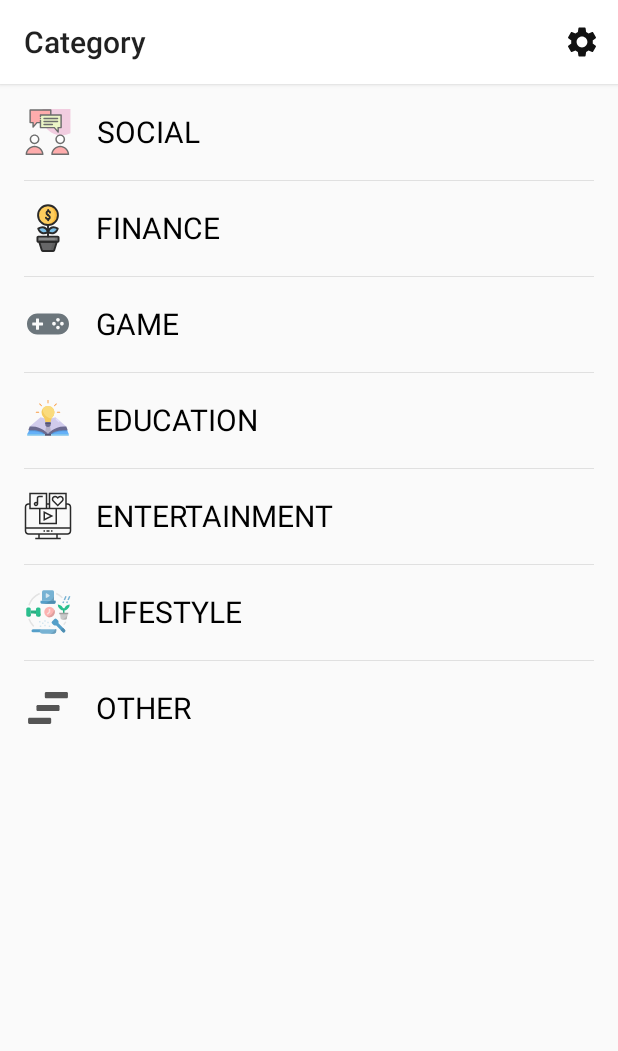
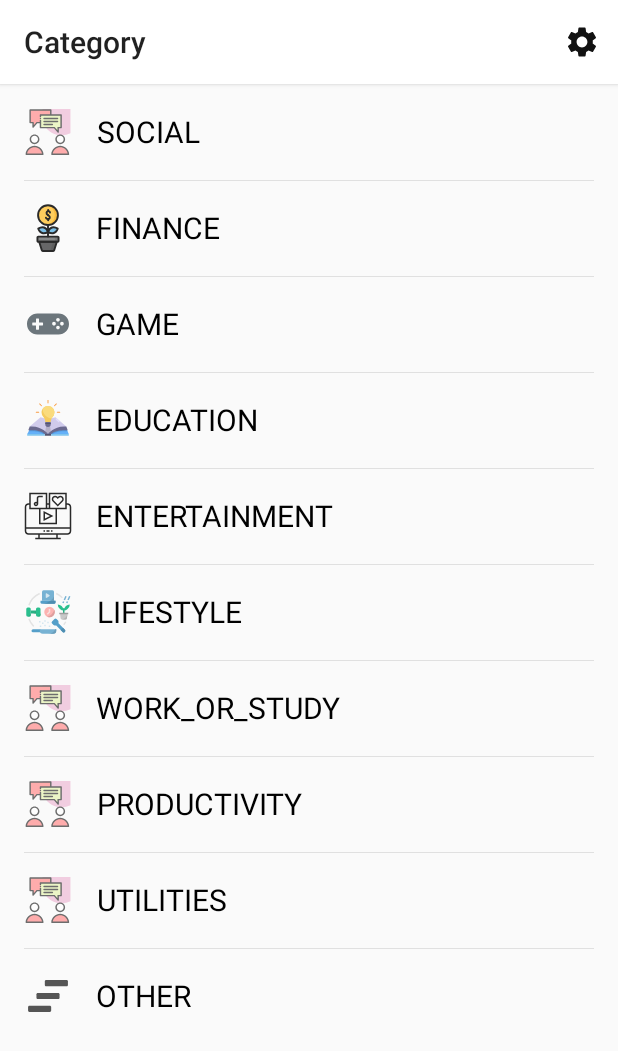
Before and after one commit to sohnyi/liangmi_android, an Android app: the MainActivity screen opened directly, with no data from a screen before it, on a phone screen of 412 x 824 dp. Shown: the top 1051 px of the screen. Run offline under Robolectric (Android 15) with nearby library versions, the phone set to English and light mode, and no system bars.

Commit message:
fea: add category type

```diff
--- a/app/src/main/java/com/sohnyi/liangmi/adapter/CategoryAdapter.kt
+++ b/app/src/main/java/com/sohnyi/liangmi/adapter/CategoryAdapter.kt
@@ -19,7 +19,10 @@ class CategoryAdapter(private val onClick: (category: Category) -> Unit) :
             Category(CategoryEnum.values()[3].id, CategoryEnum.values()[3].name),
             Category(CategoryEnum.values()[4].id, CategoryEnum.values()[4].name),
             Category(CategoryEnum.values()[5].id, CategoryEnum.values()[5].name),
-            Category(CategoryEnum.values()[6].id, CategoryEnum.values()[6].name)
+            Category(CategoryEnum.values()[6].id, CategoryEnum.values()[6].name),
+            Category(CategoryEnum.values()[7].id, CategoryEnum.values()[7].name),
+            Category(CategoryEnum.values()[8].id, CategoryEnum.values()[8].name),
+            Category(CategoryEnum.values()[9].id, CategoryEnum.values()[9].name)
         )
     }
 
--- a/app/src/main/java/com/sohnyi/liangmi/enums/CategoryEnum.kt
+++ b/app/src/main/java/com/sohnyi/liangmi/enums/CategoryEnum.kt
@@ -10,5 +10,8 @@ enum class CategoryEnum(val id: Int, val title: String) {
     EDUCATION(3, "education"),
     ENTERTAINMENT(4, "entertainment"),
     LIFESTYLE(5, "lifestyle"),
-    OTHER(6, "other")
+    WORK_OR_STUDY(6, "work_or_study"),
+    PRODUCTIVITY(7, "productivity"),
+    UTILITIES(8, "utilities"),
+    OTHER(9, "other")
 }
--- a/app/src/main/java/com/sohnyi/liangmi/viewholder/CategoryViewHolder.kt
+++ b/app/src/main/java/com/sohnyi/liangmi/viewholder/CategoryViewHolder.kt
@@ -38,8 +38,13 @@ class CategoryViewHolder(view: View, private val onClick: (category: Category) -
                 CategoryEnum.ENTERTAINMENT -> R.drawable.ic_entertainment
                 CategoryEnum.GAME -> R.drawable.ic_game
                 CategoryEnum.LIFESTYLE -> R.drawable.ic_lifestyle
+                CategoryEnum.WORK_OR_STUDY -> 0
+                CategoryEnum.PRODUCTIVITY -> 0
+                CategoryEnum.UTILITIES -> 0
                 CategoryEnum.OTHER -> R.drawable.ic_other
             }
-        ivCategory.setImageDrawable(ContextCompat.getDrawable(ivCategory.context, drawableId))
+        if (drawableId != 0) {
+            ivCategory.setImageDrawable(ContextCompat.getDrawable(ivCategory.context, drawableId))
+        }
     }
 }
--- a/app/src/main/java/com/sohnyi/liangmi/viewholder/PasswordHolder.kt
+++ b/app/src/main/java/com/sohnyi/liangmi/viewholder/PasswordHolder.kt
@@ -37,7 +37,7 @@ class PasswordHolder(itemView: View, private val onClick: (password: Password) -
             if (drawableId != 0) {
                 ivIcon.setImageDrawable(ContextCompat.getDrawable(ivIcon.context, drawableId))
             } else {
-                ivIcon.setImageDrawable(ColorDrawable(Color.WHITE))
+                ivIcon.setImageDrawable(ColorDrawable(Color.DKGRAY))
             }
         }
 
```
Also changed, not shown: app/src/main/java/com/sohnyi/liangmi/PasswordListActivity.kt (+10 -7 lines), app/src/main/res/values/strings.xml (+11 -1 lines), 1 other file.
